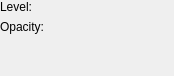
First picture: the form in plugins/filters/noisefilter/wdgnoiseoptions.ui, repository KDE/krita, before the edit.
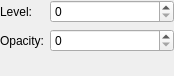
Second picture: the form after the edit. Custom widgets are drawn as their Qt base class.

Commit message:
ui: Fix Designer not rendering KisSliderSpinBox as QSpinBox
Part-of: <https://invent.kde.org/graphics/krita/-/merge_requests/1742>

```diff
--- a/plugins/filters/noisefilter/wdgnoiseoptions.ui
+++ b/plugins/filters/noisefilter/wdgnoiseoptions.ui
@@ -94,7 +94,7 @@
  <customwidgets>
   <customwidget>
    <class>KisSliderSpinBox</class>
-   <extends>QWidget</extends>
+   <extends>QSpinBox</extends>
    <header>kis_slider_spin_box.h</header>
    <container>1</container>
   </customwidget>
```
The commit also changes 45 other files.
